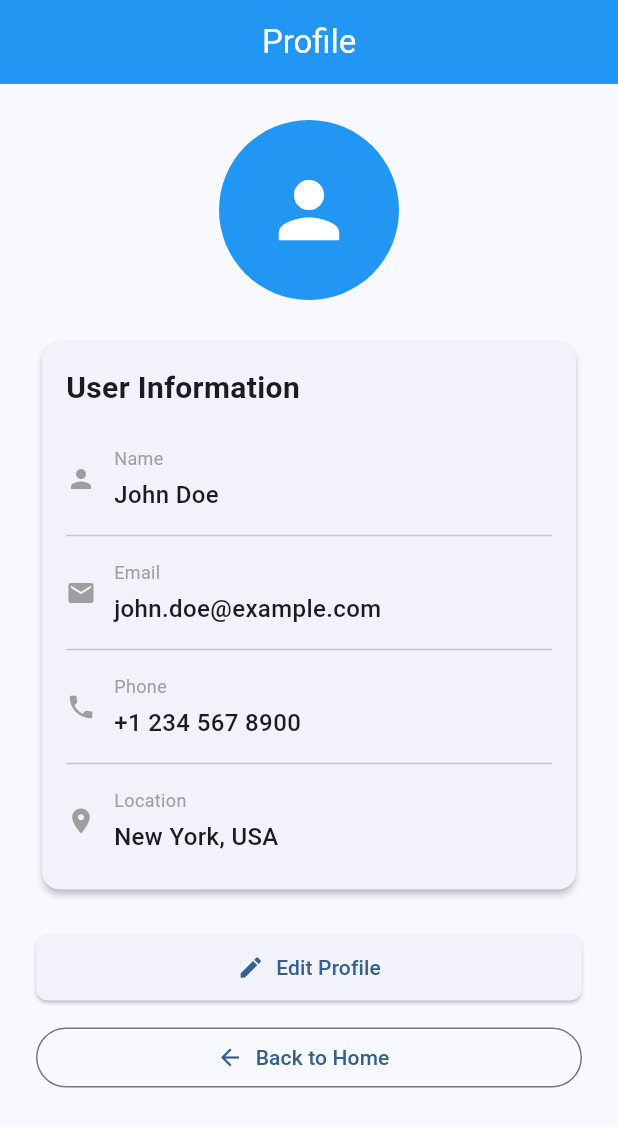
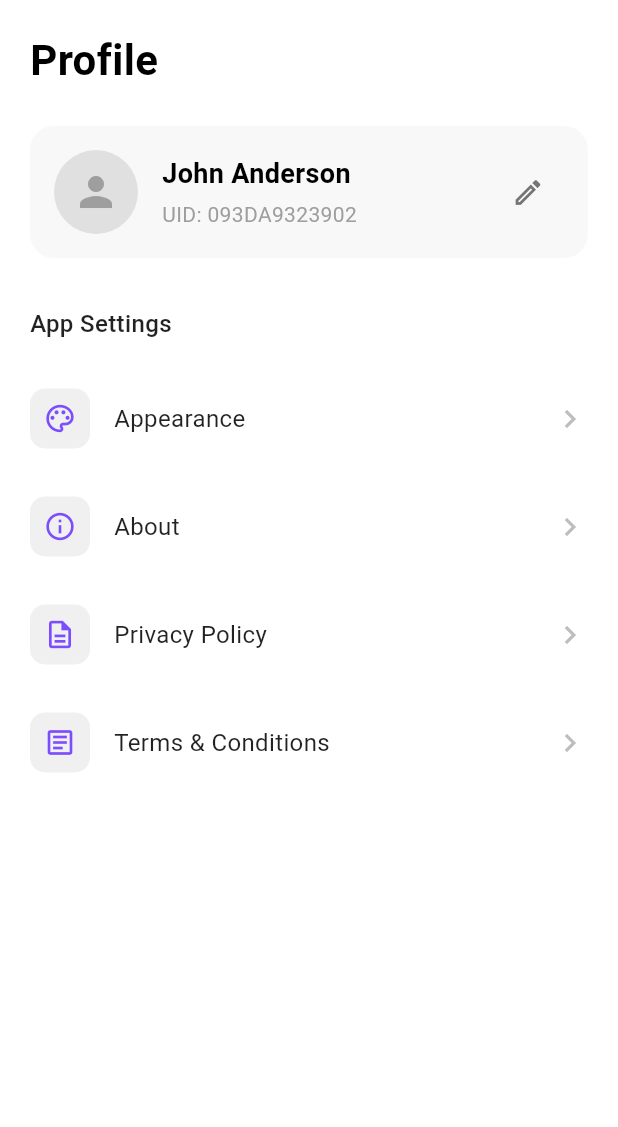
Before and after one commit to Quvonchbek-Qurbonov/smartmenu-front, a Flutter app: the ProfileScreen screen opened by its route, on a phone screen of 412 x 824 dp. Shown: the top 1127 px of the screen. Run offline on Flutter 3.47's test engine with Material 3 defaults, Android fonts, the phone set to English and light mode, and no system bars; our stand-ins replace flutter_svg, go_router; network calls fail.

Commit message:
profile screen created

```diff
--- a/lib/screens/all_screen.dart
+++ b/lib/screens/all_screen.dart
@@ -1,6 +1,7 @@
 import 'package:flutter/material.dart';
 import 'package:my_flutter_app/screens/catalog/catalog_screen.dart';
 import 'package:my_flutter_app/screens/home/HomePage.dart';
+import 'package:my_flutter_app/screens/profile/profile_screen.dart';
 import 'package:my_flutter_app/widgets/common/BottomBar.dart';
 
 class HomeScreen extends StatefulWidget {
@@ -19,7 +20,7 @@ class _HomeScreenState extends State<HomeScreen> {
     Center(child: CatalogPage()),
     Center(child: Text("Scan Page")),
     Center(child: Text("Smart Home Page")),
-    Center(child: Text("Profile Page")),
+    Center(child: ProfileScreen()),
   ];
 
   @override
--- a/lib/screens/profile/profile_screen.dart
+++ b/lib/screens/profile/profile_screen.dart
@@ -7,112 +7,149 @@ class ProfileScreen extends StatelessWidget {
   @override
   Widget build(BuildContext context) {
     return Scaffold(
-      appBar: AppBar(
-        title: const Text('Profile'),
-      ),
-      body: SingleChildScrollView(
-        padding: const EdgeInsets.all(24.0),
-        child: Column(
-          children: [
-            // Profile Avatar
-            const CircleAvatar(
-              radius: 60,
-              backgroundColor: Colors.blue,
-              child: Icon(
-                Icons.person,
-                size: 60,
-                color: Colors.white,
-              ),
-            ),
-            const SizedBox(height: 24),
-
-            // User Info Card
-            Card(
+      backgroundColor: Colors.white,
+      body: SafeArea(
         child: Padding(
-                padding: const EdgeInsets.all(16.0),
+          padding: const EdgeInsets.all(20.0),
           child: Column(
             crossAxisAlignment: CrossAxisAlignment.start,
             children: [
               const Text(
-                      'User Information',
+                'Profile',
                 style: TextStyle(
-                        fontSize: 20,
+                  fontSize: 28,
                   fontWeight: FontWeight.bold,
+                  color: Colors.black,
+                ),
+              ),
+              const SizedBox(height: 24),
+              // Profile Card
+              Container(
+                padding: const EdgeInsets.all(16),
+                decoration: BoxDecoration(
+                  color: const Color(0xFFF8F8F8),
+                  borderRadius: BorderRadius.circular(16),
+                ),
+                child: Row(
+                  children: [
+                    Container(
+                      width: 56,
+                      height: 56,
+                      decoration: BoxDecoration(
+                        shape: BoxShape.circle,
+                        color: Colors.grey[300],
+                      ),
+                      child: const Icon(Icons.person,
+                          size: 32, color: Colors.grey),
+                    ),
+                    const SizedBox(width: 16),
+                    Expanded(
+                      child: Column(
+                        crossAxisAlignment: CrossAxisAlignment.start,
+                        children: [
+                          const Text(
+                            'John Anderson',
+                            style: TextStyle(
+                              fontSize: 18,
+                              fontWeight: FontWeight.w600,
+                              color: Colors.black,
+                            ),
+                          ),
+                          const SizedBox(height: 4),
+                          Text(
+                            'UID: 093DA9323902',
+                            style: TextStyle(
+                                fontSize: 14, color: Colors.grey[500]),
+                          ),
+                        ],
+                      ),
+                    ),
+                    IconButton(
+                      onPressed: () {},
+                      icon: Icon(Icons.edit_outlined,
+                          color: Colors.grey[600], size: 22),
+                    ),
+                  ],
+                ),
+              ),
+              const SizedBox(height: 32),
+              const Text(
+                'App Settings',
+                style: TextStyle(
+                  fontSize: 16,
+                  fontWeight: FontWeight.w500,
+                  color: Colors.black87,
                 ),
               ),
               const SizedBox(height: 16),
-                    _buildInfoRow(Icons.person, 'Name', 'John Doe'),
-                    const Divider(),
-                    _buildInfoRow(Icons.email, 'Email', 'john.doe@example.com'),
-                    const Divider(),
-                    _buildInfoRow(Icons.phone, 'Phone', '+1 234 567 8900'),
-                    const Divider(),
-                    _buildInfoRow(Icons.location_on, 'Location', 'New York, USA'),
+              // Settings List
+              _buildSettingItem(
+                context: context,
+                icon: Icons.palette_outlined,
+                title: 'Appearance',
+                onTap: () => context.push('/appearance'),
+              ),
+              _buildSettingItem(
+                context: context,
+                icon: Icons.info_outline,
+                title: 'About',
+                onTap: () => context.push('/about'),
+              ),
+              _buildSettingItem(
+                context: context,
+                icon: Icons.description_outlined,
+                title: 'Privacy Policy',
+                onTap: () => context.push('/privacy-policy'),
+              ),
+              _buildSettingItem(
+                context: context,
+                icon: Icons.article_outlined,
+                title: 'Terms & Conditions',
+                onTap: () => context.push('/terms-conditions'),
+              ),
             ],
           ),
         ),
       ),
-            const SizedBox(height: 24),
+    );
+  }
 
-            // Action Buttons
-            SizedBox(
-              width: double.infinity,
-              child: ElevatedButton.icon(
-                onPressed: () {
-                  ScaffoldMessenger.of(context).showSnackBar(
-                    const SnackBar(content: Text('Edit Profile clicked')),
-                  );
-                },
-                icon: const Icon(Icons.edit),
-                label: const Text('Edit Profile'),
+  Widget _buildSettingItem({
+    required BuildContext context,
+    required IconData icon,
+    required String title,
+    required VoidCallback onTap,
+  }) {
+    return InkWell(
+      onTap: onTap,
+      child: Padding(
+        padding: const EdgeInsets.symmetric(vertical: 16),
+        child: Row(
+          children: [
+            Container(
+              width: 40,
+              height: 40,
+              decoration: BoxDecoration(
+                color: const Color(0xFFF0F0F0),
+                borderRadius: BorderRadius.circular(10),
+              ),
+              child: Icon(icon, color: const Color(0xFF7C4DFF), size: 22),
+            ),
+            const SizedBox(width: 16),
+            Expanded(
+              child: Text(
+                title,
+                style: const TextStyle(
+                  fontSize: 16,
+                  fontWeight: FontWeight.w400,
+                  color: Colors.black87,
                 ),
               ),
-            const SizedBox(height: 12),
-            SizedBox(
-              width: double.infinity,
-              child: OutlinedButton.icon(
-                onPressed: () => context.pop(),
-                icon: const Icon(Icons.arrow_back),
-                label: const Text('Back to Home'),
             ),
-            ),
+            Icon(Icons.chevron_right, color: Colors.grey[400], size: 24),
           ],
         ),
       ),
     );
   }
-
-  Widget _buildInfoRow(IconData icon, String label, String value) {
-    return Padding(
-      padding: const EdgeInsets.symmetric(vertical: 8.0),
-      child: Row(
-        children: [
-          Icon(icon, size: 20, color: Colors.grey),
-          const SizedBox(width: 12),
-          Expanded(
-            child: Column(
-              crossAxisAlignment: CrossAxisAlignment.start,
-              children: [
-                Text(
-                  label,
-                  style: const TextStyle(
-                    fontSize: 12,
-                    color: Colors.grey,
-                  ),
-                ),
-                const SizedBox(height: 4),
-                Text(
-                  value,
-                  style: const TextStyle(
-                    fontSize: 16,
-                    fontWeight: FontWeight.w500,
-                  ),
-                ),
-              ],
-            ),
-          ),
-        ],
-      ),
-    );
 }
-}
```
Also changed, not shown: flutter_01.png (added), lib/core/routes/app_router.dart (line endings or trailing spaces). Lines whose indentation alone changed are shown as unchanged.
